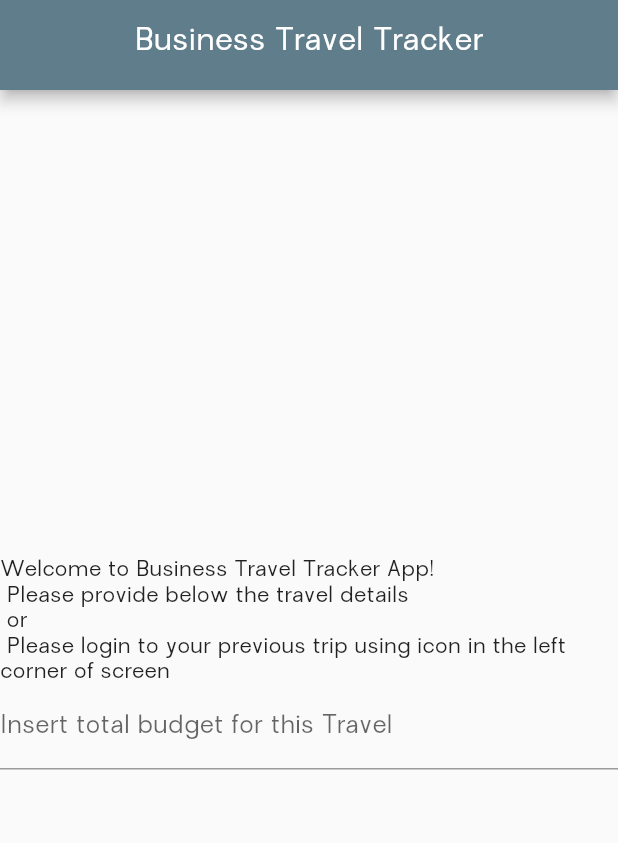
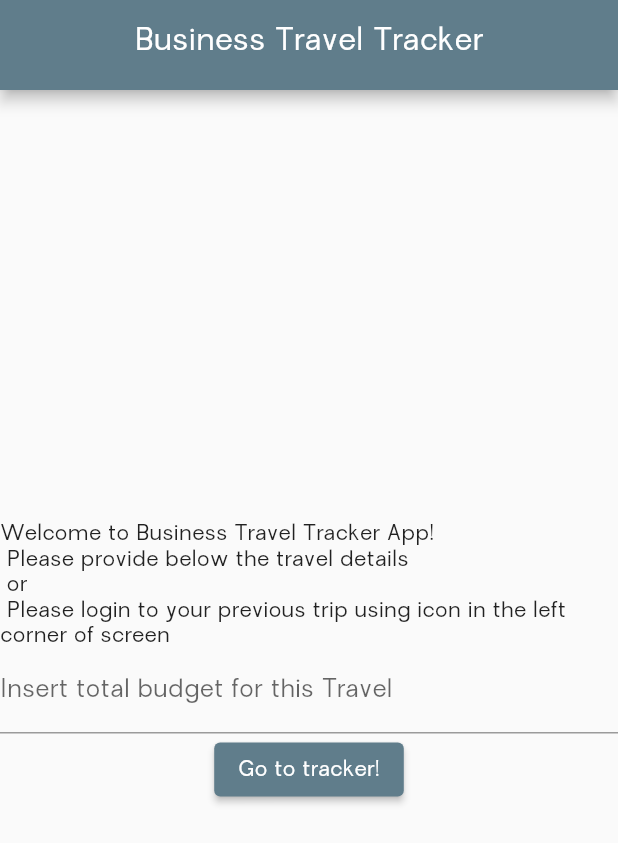
Before and after one commit to dukpio/bussines-tracker-travel, a Flutter app: the screen it shows after launch, on a phone screen of 412 x 824 dp. Shown: the top 843 px of the screen. Run offline on Flutter 3.47's test engine with Material 2 defaults, Android fonts, the phone set to English and light mode, and no system bars; our stand-ins replace syncfusion_flutter_charts.

Commit message:
BTT-022: Directory screens added. In progress

```diff
--- a/lib/app_bar.dart
+++ b/lib/app_bar.dart
@@ -1,30 +1,28 @@
-import 'dart:io';
-
-import 'package:business_travel_tracker/drawer.dart';
 import 'package:flutter/cupertino.dart';
 import 'package:flutter/material.dart';
 
 class MyAppBar extends StatelessWidget implements PreferredSizeWidget {
   final Function insertNewRecord;
 
-  const MyAppBar(this.insertNewRecord, {super.key});
+  MyAppBar(this.insertNewRecord, {super.key});
 
   @override
   Widget build(BuildContext context) {
     // final double height = MediaQuery.of(context).size.height *0.2;
 
-    return Platform.isIOS
-        ? CupertinoNavigationBar(
-            middle: const Text('Business Travel Tracker'),
-            trailing: CupertinoButton(
-              child: const Icon(CupertinoIcons.add),
-              onPressed: () => insertNewRecord(context),
-            ),
-            // leading: const MyDrawer(),
-          )
-        : AppBar(
-            title: const Text('Business Travel Tracker'),
-          );
+    // return Platform.isIOS
+    //     ? CupertinoNavigationBar(
+    //         middle: const Text('Business Travel Tracker'),
+    //         trailing: CupertinoButton(
+    //           child: const Icon(CupertinoIcons.add),
+    //           onPressed: () => insertNewRecord(context),
+    //         ),
+    //         // leading: const MyDrawer(),
+    //       )
+    //     :
+    return AppBar(
+      title: const Text('Business Travel Tracker'),
+    );
   }
 
   @override
--- a/lib/main.dart
+++ b/lib/main.dart
@@ -1,64 +1,25 @@
 import 'dart:io';
 
-import 'package:business_travel_tracker/Chart/empty_list.dart';
-import 'package:business_travel_tracker/Chart/updated_list.dart';
-import 'package:business_travel_tracker/app_bar.dart';
-import 'package:business_travel_tracker/drawer.dart';
-import 'package:business_travel_tracker/new_record.dart';
+import 'package:business_travel_tracker/screens/main_page.dart';
 import 'package:business_travel_tracker/screens/welcome_page.dart';
 import 'package:flutter/cupertino.dart';
 import 'package:flutter/material.dart';
 
-import 'Chart/chart.dart';
 import 'models/record.dart';
+import 'new_record.dart';
 
 void main() {
   runApp(const MyApp());
 }
 
-class MyApp extends StatelessWidget {
+class MyApp extends StatefulWidget {
   const MyApp({super.key});
 
   @override
-  Widget build(BuildContext context) {
-    final isIOS = Platform.isIOS;
-    return isIOS
-        ? CupertinoApp(
-            localizationsDelegates: const [
-              DefaultMaterialLocalizations.delegate,
-            ],
-            title: 'Business Travel Tracker',
-            home: MyHomePage(title: 'Business Travel Tracker'),
-          )
-        : MaterialApp(
-            debugShowCheckedModeBanner: false,
-            title: 'Business Travel Tracker',
-            theme: ThemeData(
-              backgroundColor: Color.fromARGB(255, 195, 231, 228),
-              primarySwatch: Colors.blueGrey,
-              appBarTheme: AppBarTheme(centerTitle: true),
-              fontFamily: 'Garute',
-            ),
-            home: MyHomePage(title: 'Business Travel Tracker'),
-          );
-  }
+  State<MyApp> createState() => _MyAppState();
 }
 
-class MyHomePage extends StatefulWidget {
-  MyHomePage({
-    super.key,
-    required this.title,
-  });
-
-  final String title;
-
-  final List<Record> records = [];
-
-  @override
-  State<MyHomePage> createState() => MyHomePageState();
-}
-
-class MyHomePageState extends State<MyHomePage> {
+class _MyAppState extends State<MyApp> {
   void addNewRecord(
     String name,
     double amount,
@@ -78,7 +39,7 @@ class MyHomePageState extends State<MyHomePage> {
   void insertNewRecord(BuildContext context) {
     showDialog(
       context: context,
-      builder: (BuildContext) {
+      builder: (BuildContext context) {
         return GestureDetector(
           onTap: () {},
           behavior: HitTestBehavior.opaque,
@@ -134,100 +95,260 @@ class MyHomePageState extends State<MyHomePage> {
 
   @override
   Widget build(BuildContext context) {
-    final mediaQuery = MediaQuery.of(context);
+    final routes = {
+      '/': (context) => WelcomePage(
+          insertNewRecord, saveMaxamount, showLogin, maxAmountcontroller),
+      '/main_page': (context) => MainPage(
+          title: 'Business Travel Tracker',
+          addNewRecord: addNewRecord,
+          insertNewRecord: insertNewRecord,
+          deleteTransaction: deleteTransaction,
+          amountSum: amountSum,
+          showLogin: showLogin,
+          maxAmount: maxAmount,
+          maxAmountcontroller: maxAmountcontroller,
+          saveMaxamount: saveMaxamount)
+    };
+    final routesArguments = ModalRoute.of(context)?.settings.arguments,
+        isIOS = Platform.isIOS;
+    return isIOS
+        ? CupertinoApp(
+            localizationsDelegates: [
+              DefaultMaterialLocalizations.delegate,
+            ],
+            title: 'Business Travel Tracker',
+            routes: routes,
+            onGenerateRoute: (settings) {
+              print(settings.arguments);
 
-    return maxAmount != 0
-        ? Platform.isAndroid
-            ? Scaffold(
-                drawer: const MyDrawer(),
-                appBar: MyAppBar(
-                  insertNewRecord,
-                ),
-                body: SafeArea(
-                  child: SingleChildScrollView(
-                    child: Container(
-                      child: Column(
-                        crossAxisAlignment: CrossAxisAlignment.center,
-                        mainAxisAlignment: MainAxisAlignment.spaceBetween,
-                        children: [
-                          Container(
-                              height: (mediaQuery.size.height -
-                                      60 -
-                                      mediaQuery.padding.top) *
-                                  0.4,
-                              child: Expanded(
-                                  child: Chart(amountSum(), maxAmount))),
-                          records.isEmpty
-                              ? EmptyPage(insertNewRecord)
-                              : UpdatedList(deleteTransaction, records),
-                        ],
-                      ),
-                    ),
-                  ),
-                ),
-                floatingActionButtonLocation:
-                    FloatingActionButtonLocation.centerFloat,
-                floatingActionButton: FloatingActionButton(
-                  tooltip: 'Add new record',
-                  onPressed: () => insertNewRecord(context),
-                  child: const Icon(Icons.add),
-                ),
-              )
-            : CupertinoTabScaffold(
-                tabBar: CupertinoTabBar(
-                  items: const [
-                    BottomNavigationBarItem(
-                      label: 'Login to your profile',
-                      icon: Icon(Icons.login),
-                    ),
-                    BottomNavigationBarItem(
-                      label: 'Update details of travel',
-                      icon: Icon(Icons.change_circle),
-                    ),
-                  ],
-                ),
-                tabBuilder: (BuildContext context, int index) {
-                  return CupertinoTabView(
-                    builder: (BuildContext context) {
-                      return CupertinoPageScaffold(
-                        navigationBar: MyAppBar(
-                          insertNewRecord,
-                        ) as ObstructingPreferredSizeWidget,
-                        child: SafeArea(
-                          child: SingleChildScrollView(
-                            child: Container(
-                              child: Column(
-                                crossAxisAlignment: CrossAxisAlignment.center,
-                                mainAxisAlignment:
-                                    MainAxisAlignment.spaceBetween,
-                                children: [
-                                  Container(
-                                    height: (mediaQuery.size.height -
-                                            60 -
-                                            mediaQuery.padding.top) *
-                                        0.4,
-                                    child: Expanded(
-                                      child: Chart(amountSum(), maxAmount),
-                                    ),
-                                  ),
-                                  records.isEmpty
-                                      ? EmptyPage(insertNewRecord)
-                                      : UpdatedList(deleteTransaction, records),
-                                ],
-                              ),
-                            ),
-                          ),
-                        ),
-                      );
-                    },
-                  );
-                },
-              )
-        : WelcomePage(
-            insertNewRecord,
-            saveMaxamount,
-            showLogin,
-            maxAmountcontroller,
+              return MaterialPageRoute(
+                builder: (context) => WelcomePage(insertNewRecord,
+                    saveMaxamount, showLogin, maxAmountcontroller),
+              );
+            },
+            onUnknownRoute: (settings) {
+              return MaterialPageRoute(
+                builder: (context) => WelcomePage(insertNewRecord,
+                    saveMaxamount, showLogin, maxAmountcontroller),
+              );
+            },
+
+            // home: MyHomePage(title: 'Business Travel Tracker'),
+          )
+        : MaterialApp(
+            debugShowCheckedModeBanner: false,
+            title: 'Business Travel Tracker',
+            theme: ThemeData(
+              backgroundColor: Color.fromARGB(255, 195, 231, 228),
+              primarySwatch: Colors.blueGrey,
+              appBarTheme: AppBarTheme(centerTitle: true),
+              fontFamily: 'Garute',
+            ),
+            // home: MyHomePage(title: 'Business Travel Tracker'),
+            routes: routes,
+            onGenerateRoute: (settings) {
+              print(settings.arguments);
+
+              return MaterialPageRoute(
+                builder: (context) => WelcomePage(insertNewRecord,
+                    saveMaxamount, showLogin, maxAmountcontroller),
+              );
+            },
+            onUnknownRoute: (settings) {
+              return MaterialPageRoute(
+                builder: (context) => WelcomePage(insertNewRecord,
+                    saveMaxamount, showLogin, maxAmountcontroller),
+              );
+            },
           );
   }
 }
+
+//
+// class MyHomePage extends StatefulWidget {
+//   MyHomePage({
+//     super.key,
+//     required this.title,
+//   });
+//
+//   final String title;
+//
+//   final List<Record> records = [];
+//
+//   @override
+//   State<MyHomePage> createState() => MyHomePageState();
+// }
+//
+// class MyHomePageState extends State<MyHomePage> {
+//   void addNewRecord(
+//     String name,
+//     double amount,
+//     DateTime date,
+//   ) {
+//     final record = Record(
+//       name: name,
+//       amount: amount,
+//       date: date,
+//       id: DateTime.now().toString(),
+//     );
+//     setState(() {
+//       records.add(record);
+//     });
+//   }
+//
+//   void insertNewRecord(BuildContext context) {
+//     showDialog(
+//       context: context,
+//       builder: (BuildContext) {
+//         return GestureDetector(
+//           onTap: () {},
+//           behavior: HitTestBehavior.opaque,
+//           child: NewRecord(addNewRecord),
+//         );
+//       },
+//     );
+//   }
+//
+//   void deleteTransaction(String id) {
+//     setState(() {
+//       records.removeWhere((text) {
+//         return text.id == id;
+//       });
+//     });
+//   }
+//
+//   double amountSum() {
+//     if (records.isEmpty) {
+//       return 0;
+//     }
+//     return records
+//         .map((record) => record.amount)
+//         .reduce((value, element) => value + element);
+//   }
+//
+//   final List<Record> records = [];
+//
+//   void showLogin(BuildContext context) {
+//     showMenu(
+//         context: context,
+//         position: RelativeRect.fromLTRB(0, 0, 0, 0),
+//         items: [
+//           PopupMenuItem<int>(
+//             value: 0,
+//             child: Text('Log in'),
+//           ),
+//         ]);
+//   }
+//
+//   double maxAmount = 0;
+//   final maxAmountcontroller = TextEditingController();
+//
+//   void saveMaxamount() {
+//     if (maxAmountcontroller.text.isEmpty) {
+//       return;
+//     } else {
+//       setState(() {
+//         maxAmount = double.parse(maxAmountcontroller.text);
+//       });
+//     }
+//   }
+//
+//   @override
+//   Widget build(BuildContext context) {
+//     final mediaQuery = MediaQuery.of(context);
+//
+//     return maxAmount != 0
+//         ? Platform.isAndroid
+//             ? Scaffold(
+//                 drawer: const MyDrawer(),
+//                 appBar: MyAppBar(
+//                   insertNewRecord,
+//                 ),
+//                 body: SafeArea(
+//                   child: SingleChildScrollView(
+//                     child: Container(
+//                       child: Column(
+//                         crossAxisAlignment: CrossAxisAlignment.center,
+//                         mainAxisAlignment: MainAxisAlignment.spaceBetween,
+//                         children: [
+//                           Container(
+//                               height: (mediaQuery.size.height -
+//                                       60 -
+//                                       mediaQuery.padding.top) *
+//                                   0.4,
+//                               child: Expanded(
+//                                   child: Chart(amountSum(), maxAmount))),
+//                           records.isEmpty
+//                               ? EmptyPage(insertNewRecord)
+//                               : UpdatedList(deleteTransaction, records),
+//                         ],
+//                       ),
+//                     ),
+//                   ),
+//                 ),
+//                 floatingActionButtonLocation:
+//                     FloatingActionButtonLocation.centerFloat,
+//                 floatingActionButton: FloatingActionButton(
+//                   tooltip: 'Add new record',
+//                   onPressed: () => insertNewRecord(context),
+//                   child: const Icon(Icons.add),
+//                 ),
+//               )
+//             : CupertinoTabScaffold(
+//                 tabBar: CupertinoTabBar(
+//                   items: const [
+//                     BottomNavigationBarItem(
+//                       label: 'Login to your profile',
+//                       icon: Icon(Icons.login),
+//                     ),
+//                     BottomNavigationBarItem(
+//                       label: 'Update details of travel',
+//                       icon: Icon(Icons.change_circle),
+//                     ),
+//                   ],
+//                 ),
+//                 tabBuilder: (BuildContext context, int index) {
+//                   return CupertinoTabView(
+//                     builder: (BuildContext context) {
+//                       return CupertinoPageScaffold(
+//                         navigationBar: MyAppBar(
+//                           insertNewRecord,
+//                         ) as ObstructingPreferredSizeWidget,
+//                         child: SafeArea(
+//                           child: SingleChildScrollView(
+//                             child: Container(
+//                               child: Column(
+//                                 crossAxisAlignment: CrossAxisAlignment.center,
+//                                 mainAxisAlignment:
+//                                     MainAxisAlignment.spaceBetween,
+//                                 children: [
+//                                   Container(
+//                                     height: (mediaQuery.size.height -
+//                                             60 -
+//                                             mediaQuery.padding.top) *
+//                                         0.4,
+//                                     child: Expanded(
+//                                       child: Chart(amountSum(), maxAmount),
+//                                     ),
+//                                   ),
+//                                   records.isEmpty
+//                                       ? EmptyPage(insertNewRecord)
+//                                       : UpdatedList(deleteTransaction, records),
+//                                 ],
+//                               ),
+//                             ),
+//                           ),
+//                         ),
+//                       );
+//                     },
+//                   );
+//                 },
+//               )
+//         : WelcomePage(
+//             insertNewRecord,
+//             saveMaxamount,
+//             showLogin,
+//             maxAmountcontroller,
+//           );
+//   }
+// }
--- a/lib/screens/welcome_page.dart
+++ b/lib/screens/welcome_page.dart
@@ -22,13 +22,18 @@ class WelcomePage extends StatefulWidget {
   State<WelcomePage> createState() => _WelcomePageState();
 }
 
+void selectCategory(BuildContext context) {
+  Navigator.of(context).pushNamed('/main_page'); //ale moze tez byc nazwa route
+}
+
 class _WelcomePageState extends State<WelcomePage> {
   @override
   Widget build(BuildContext context) {
     return Platform.isAndroid
         ? Scaffold(
-            appBar: MyAppBar(widget.insertNewRecord,)
-                as PreferredSizeWidget,
+            appBar: MyAppBar(
+              widget.insertNewRecord,
+            ) as PreferredSizeWidget,
             body: SafeArea(
               child: Column(
                 crossAxisAlignment: CrossAxisAlignment.center,
@@ -44,13 +49,20 @@ class _WelcomePageState extends State<WelcomePage> {
                     controller: widget.maxAmountcontroller,
                     onSubmitted: (_) => widget.saveMaxamount(),
                   ),
+                  ElevatedButton(
+                      onPressed: () => selectCategory(context),
+                      child: Text('Go to tracker!')),
                 ],
               ),
             ),
           )
         : CupertinoPageScaffold(
-            navigationBar: MyAppBar(widget.insertNewRecord,)
-                as ObstructingPreferredSizeWidget,
+            navigationBar: CupertinoNavigationBar(
+                middle: const Text('Business Travel Tracker'),
+                trailing: CupertinoButton(
+                  child: const Icon(CupertinoIcons.add),
+                  onPressed: null,
+                )),
             child: SafeArea(
               child: SingleChildScrollView(
                 child: Container(
```
Also changed, not shown: lib/screens/main_page.dart (+156 -0 lines).
